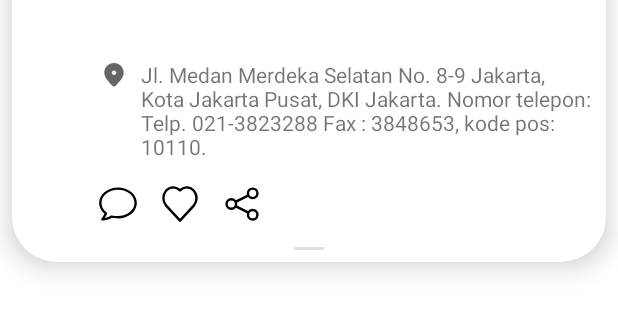
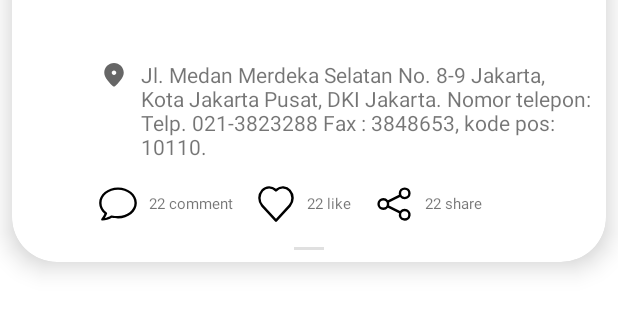
Before and after one commit to A-fauzi/PeoEmergency, an Android app: the layout item_list_random_post.xml on its own in the app's theme, with its tools: preview values and no code run, on a phone screen of 412 x 824 dp, the part 99-434 px from its top. Run offline under Robolectric (Android 15) with nearby library versions, the phone set to English and light mode, and no system bars; Roboto replaces fonts that are not available here.

```diff
--- a/app/src/main/java/com/afauzi/peoemergency/dataModel/ModelItemRandomPost.kt
+++ b/app/src/main/java/com/afauzi/peoemergency/dataModel/ModelItemRandomPost.kt
@@ -10,4 +10,5 @@ data class ModelItemRandomPost(
     var postId: String? = null,
     var postLocationCoordinate: String? = null,
     var userId: String? = null,
+    var userReplyPost: ModelReplyPost? = null
 )
--- a/app/src/main/java/com/afauzi/peoemergency/screen/main/fragment/HomeFragment.kt
+++ b/app/src/main/java/com/afauzi/peoemergency/screen/main/fragment/HomeFragment.kt
@@ -91,7 +91,6 @@ class HomeFragment : Fragment(), AdapterListRandPost.CallClickListener {
         imgProfile = binding.imageProfile
         currentLocation = binding.currentLocation
         progressLoaderPostContent = binding.progressPostContent
-        postId = UUID.randomUUID()
         photoProfileUri = ""
         if (requireActivity().intent.extras != null) {
             photoPostUri =
--- a/app/src/main/res/layout/activity_comment_post_random.xml
+++ b/app/src/main/res/layout/activity_comment_post_random.xml
@@ -91,6 +91,7 @@
             android:layout_height="wrap_content"
             android:layout_marginTop="16dp"
             android:layout_gravity="end"
+            android:visibility="invisible"
             tools:listitem="@layout/item_list_reply_comment"
             tools:itemCount="3"/>
 
--- a/app/src/main/res/layout/item_list_random_post.xml
+++ b/app/src/main/res/layout/item_list_random_post.xml
@@ -102,6 +102,12 @@
                     android:layout_marginTop="16dp"
                     android:orientation="horizontal">
 
+                    <LinearLayout
+                        android:layout_width="wrap_content"
+                        android:layout_height="wrap_content"
+                        android:orientation="horizontal"
+                        android:gravity="center_vertical">
+
                         <ImageButton
                             android:id="@+id/item_to_comment_post"
                             android:layout_width="25dp"
@@ -111,6 +117,20 @@
                             android:foreground="?attr/selectableItemBackground"
                             android:src="@drawable/ic_comment"
                             style="?attr/borderlessButtonStyle"/>
+
+                        <TextView
+                            android:layout_width="wrap_content"
+                            android:layout_height="wrap_content"
+                            android:text="22 comment"
+                            android:layout_marginLeft="8dp"
+                            android:textSize="10dp"/>
+                    </LinearLayout>
+
+                    <LinearLayout
+                        android:layout_width="wrap_content"
+                        android:layout_height="wrap_content"
+                        android:orientation="horizontal"
+                        android:gravity="center_vertical">
 
                         <ImageButton
                             android:id="@+id/item_to_like_post"
@@ -122,6 +142,20 @@
                             android:foreground="?attr/selectableItemBackground"
                             android:src="@drawable/ic_favorite__2_" />
 
+                        <TextView
+                            android:layout_width="wrap_content"
+                            android:layout_height="wrap_content"
+                            android:text="22 like"
+                            android:layout_marginLeft="8dp"
+                            android:textSize="10dp"/>
+                    </LinearLayout>
+
+                    <LinearLayout
+                        android:layout_width="wrap_content"
+                        android:layout_height="wrap_content"
+                        android:orientation="horizontal"
+                        android:gravity="center_vertical">
+
                         <ImageButton
                             android:id="@+id/item_to_share_post"
                             android:layout_width="25dp"
@@ -132,6 +166,14 @@
                             android:foreground="?attr/selectableItemBackground"
                             android:src="@drawable/ic_share__2_" />
 
+                        <TextView
+                            android:layout_width="wrap_content"
+                            android:layout_height="wrap_content"
+                            android:text="22 share"
+                            android:layout_marginLeft="8dp"
+                            android:textSize="10dp"/>
+
+                    </LinearLayout>
                 </LinearLayout>
 
             </LinearLayout>
```
Also changed, not shown: app/src/main/java/com/afauzi/peoemergency/adapter/AdapterListReplyPost.kt (added, +50 -0 lines), app/src/main/java/com/afauzi/peoemergency/dataModel/ModelReplyPost.kt (added, +9 -0 lines), app/src/main/java/com/afauzi/peoemergency/screen/main/fragment/activity/home/CommentPostRandomActivity.kt (+75 -11 lines), app/src/main/res/layout/item_list_reply_comment.xml (+5 -5 lines). Lines whose indentation alone changed are shown as unchanged.
